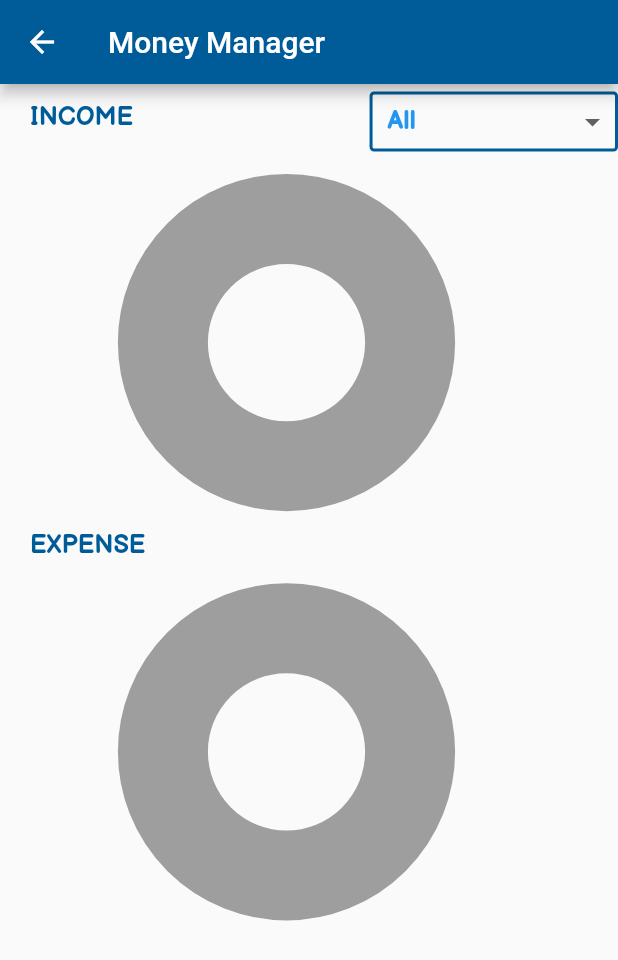
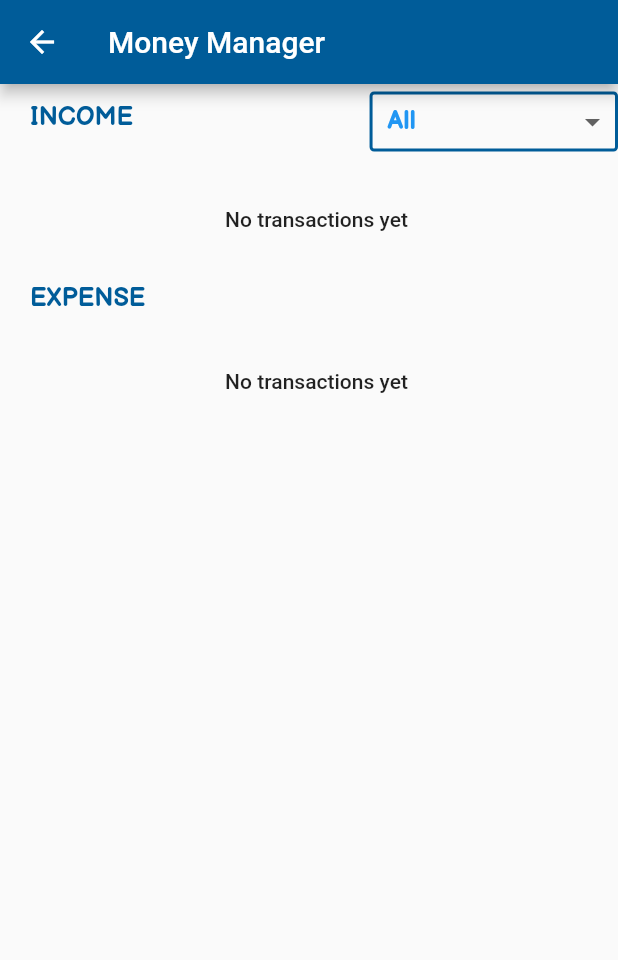
Before and after one commit to Harlygrg/money-manager-app25-11-2021, a Flutter app: the HomePage screen opened by its route, after a tap on the "pie chart" icon, on a phone screen of 412 x 824 dp. Shown: the top 960 px of the screen. Run offline on Flutter 3.47's test engine with Material 2 defaults, Android fonts, the light colour scheme and no system bars; drawn by our look-alikes of pie_chart; our stand-ins replace flutter_datetime_picker, hive, hive_flutter; accounts and stored records are empty.

Commit message:
Completed piechart and categoryPage,sorted transactions on date wise

```diff
--- a/lib/widgetsUI/overview_page.dart
+++ b/lib/widgetsUI/overview_page.dart
@@ -6,17 +6,15 @@ import 'package:money_manager_app/widgetsUI/custom_widgets.dart';
 import 'package:hive/hive.dart';
 import 'package:hive_flutter/hive_flutter.dart';
 import 'package:money_manager_app/main.dart';
+import 'package:intl/intl.dart';
 class Overview extends StatefulWidget {
   @override
   _OverviewState createState() => _OverviewState();
 }
 
 class _OverviewState extends State<Overview> {
-
+String monthYear = DateFormat.yMMMM().format((DateTime.now()));
 late Box<IncomeExpenseModel> incomeExpenseBox;
-double ?incTotal;
-double ?expTotal;
-double balance=0;
 
 List<double> incAmounts=[];
 List<double> expAmounts=[];
@@ -24,6 +22,50 @@ List<String> incCategories=[];
 List<String> expCategories=[];
 List<double> allAmounts=[];
 List<String> allCategories=[];
+//List<double>totalAmountsList=[];
+
+  Map<String,double> incExpCatWiseDatas({required bool isIncome}){
+
+    List<int> incomeKeys =incomeExpenseBox.keys.cast<int>().where(
+            (key)=> ((incomeExpenseBox.get(key)!.isIncome == isIncome)
+            && (incomeExpenseBox.get(key)!.createdDate.month==DateTime.now().month)
+            &&(incomeExpenseBox.get(key)!.createdDate.year==DateTime.now().year)) ).toList();
+    Map<String, double> datasForPieChart = {};
+    List<String> incCatList=[];
+    for(int i=0;i<incomeKeys.length;i++){
+      var incCat = incomeExpenseBox.get(incomeKeys[i])!.category;
+      incCatList.add(incCat.toString());
+    }
+    var incCatListDuplicateCatRemove=incCatList.toSet().toList();
+    incCatList=incCatListDuplicateCatRemove.toList();
+
+    for(int j=0;j<incCatList.length;j++){
+      double sum=0;
+      for(int i=0;i<incomeKeys.length;i++){
+        var inCat = incomeExpenseBox.get(incomeKeys[i])!.category;
+        var incCatAmt= incomeExpenseBox.get(incomeKeys[i])!.amount!;
+        if(incCatList[j]==inCat){
+          sum = sum+incCatAmt;
+
+        }
+      }
+      datasForPieChart[incCatList[j]]=sum;
+    }
+    return datasForPieChart;
+  }
+
+  double totalAmouns({required bool isIncome,}){
+    List<double> totals = [];
+    double total = 0;
+      totals =incExpCatWiseDatas(isIncome:isIncome).values.toList();
+      for (int i = 0; i < totals.length; i++) {
+          total = total + totals[i];
+        }
+      return total;
+    }
+
+
+
 
 
   @override
@@ -84,11 +126,11 @@ void initState() {
         children: [
 
           divider(height: 10),
-          incomeExpenseBalanceText(text: "December 2021",fontSize: 20,color: Colors.black,fontFamily: "PermanentMarker",fontWeight: FontWeight.normal),
-          totalIncomeAndExpenseBalanceTile(titleText: "Total Income", amount: incTotal.toString(), trailingTextColor: Colors.green),
-          totalIncomeAndExpenseBalanceTile(titleText: "Total Expense", amount: expTotal.toString(), trailingTextColor: Colors.red),
+          incomeExpenseBalanceText(text: monthYear,fontSize: 20,color: Colors.black,fontFamily: "PermanentMarker",fontWeight: FontWeight.normal),
+          totalIncomeAndExpenseBalanceTile(titleText: "Total Income", amount: "${totalAmouns(isIncome: true)}", trailingTextColor: Colors.green),
+          totalIncomeAndExpenseBalanceTile(titleText: "Total Expense", amount: "${totalAmouns(isIncome: false)}", trailingTextColor: Colors.red),
           Divider(color: Color(0xff005c99),),
-          totalIncomeAndExpenseBalanceTile(titleText: "Balance", amount: balance.toString(), trailingTextColor: Colors.green),
+          totalIncomeAndExpenseBalanceTile(titleText: "Balance", amount: "${totalAmouns(isIncome: true)-totalAmouns(isIncome: false)}", trailingTextColor: Colors.green),
 
           divider(height: 10),
           Container(
@@ -99,62 +141,20 @@ void initState() {
 
                 valueListenable: incomeExpenseBox.listenable(),
                 builder: (context, Box<IncomeExpenseModel> incomeExpense,_){
-
-                  Map<String,double> incExpCatWiseDatas({required bool isIncome}){
-                        List<int> incomeKeys =incomeExpense.keys.cast<int>().where(
-                                (key)=> ((incomeExpense.get(key)!.isIncome == isIncome)
-                                && (incomeExpense.get(key)!.createdDate.month==DateTime.now().month)
-                                &&(incomeExpense.get(key)!.createdDate.year==DateTime.now().year)) ).toList();
-                    Map<String, double> datasForPieChart = {};
-                    List<String> incCatList=[];
-                    for(int i=0;i<incomeKeys.length;i++){
-                      var incCat = incomeExpense.get(incomeKeys[i])!.category;
-                      incCatList.add(incCat.toString());
-                    }
-                    var incCatListDuplicateCatRemove=incCatList.toSet().toList();
-                    incCatList=incCatListDuplicateCatRemove.toList();
-
-                    for(int j=0;j<incCatList.length;j++){
-                      double sum=0;
-                      for(int i=0;i<incomeKeys.length;i++){
-                        var inCat = incomeExpense.get(incomeKeys[i])!.category;
-                        var incCatAmt= incomeExpense.get(incomeKeys[i])!.amount!;
-                        if(incCatList[j]==inCat){
-                          sum = sum+incCatAmt;
-
-                        }
-                      }
-                      datasForPieChart[incCatList[j]]=sum;
-                    }
-                    return datasForPieChart;
-                  }
-
-                  incCategories=incExpCatWiseDatas(isIncome: true).keys.toList();
-                  incAmounts=incExpCatWiseDatas(isIncome: true).values.toList();
-                  expCategories=incExpCatWiseDatas(isIncome: false).keys.toList();
-                  expAmounts=incExpCatWiseDatas(isIncome: false).values.toList();
+                  if(allCategories.isEmpty){
+                    incCategories =
+                        incExpCatWiseDatas(isIncome: true).keys.toList();
+                    incAmounts =
+                        incExpCatWiseDatas(isIncome: true).values.toList();
+                    expCategories =
+                        incExpCatWiseDatas(isIncome: false).keys.toList();
+                    expAmounts =
+                        incExpCatWiseDatas(isIncome: false).values.toList();
                     allAmounts.addAll(incAmounts);
                     allAmounts.addAll(expAmounts);
                     allCategories.addAll(incCategories);
                     allCategories.addAll(expCategories);
-                    incTotal=0;
-                    expTotal=0;
-                  for(int i=0;i<allAmounts.length;i++){
-                    if(i<incAmounts.length){
-                      incTotal=incTotal! + allAmounts[i];
-
-                    }
-                    else{
-                      expTotal = expTotal! + allAmounts[i];
-                    }
-                  }
-
-
-                  balance=incTotal!-expTotal!;
-                  print("incomeCategory:$incCategories,"
-                      " incomeAmounts: $incAmounts, expenseCat: $expCategories, expAmount: $expAmounts,"
-                      "allAmounts: $allAmounts, allCat: $allCategories");
-//-----------------------------------------------------------------------------------------------------------------------
+                  };
                     return ListView.separated(
                     scrollDirection: Axis.vertical,
                     shrinkWrap: true,
@@ -173,7 +173,7 @@ void initState() {
                       );
                     }, separatorBuilder: (BuildContext context, int index) {
                     return Divider(color: Color(0xff66b3ff),
-                      thickness: 2.5,);
+                      thickness: 1,);
                   },
                   );
                 }
--- a/lib/widgetsUI/piechart.dart
+++ b/lib/widgetsUI/piechart.dart
@@ -268,20 +268,22 @@ class _PiechartState extends State<Piechart> {
               ),
             ):SizedBox(height: 1,),
             divider(height: 35),
+          incomeCategories(isIncome: true).isNotEmpty ?
             piechart(
                 piechartDatas: incomeCategories(isIncome: true),
                 colorList: colorList
-            ),
+            ):Center(child: Text("No transactions yet")),
             divider(height: 35),
             Padding(
               padding: const EdgeInsets.only(left: 10),
               child: pichartTitles(text: "EXPENSE"),
             ),
             divider(height: 37),
-            piechart(
+           incomeCategories(isIncome: false).isNotEmpty ?
+                       piechart(
               piechartDatas: incomeCategories(isIncome: false),
               colorList: colorList,
-            ),
+            ):Center(child: Text("No transactions yet")),
           ],
         ),
       ),
```
Also changed, not shown: lib/widgetsUI/adding_expense_or_income.dart (+6 -3 lines), lib/widgetsUI/transactions_page.dart (+14 -14 lines). Lines whose indentation alone changed are shown as unchanged.
